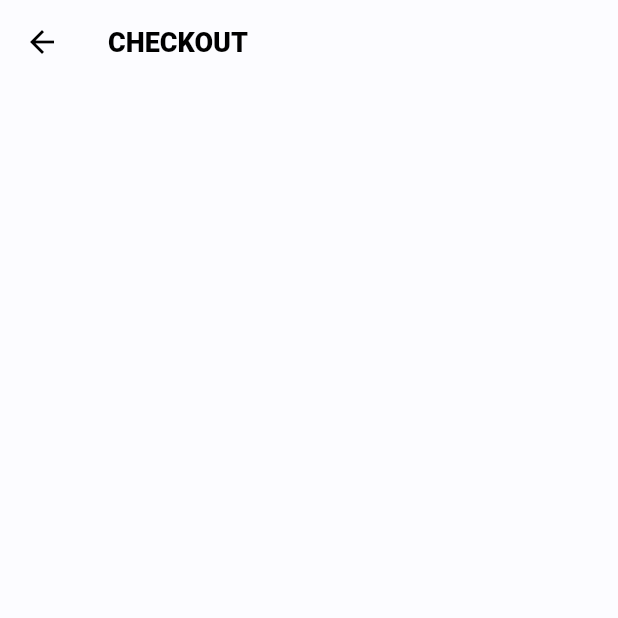
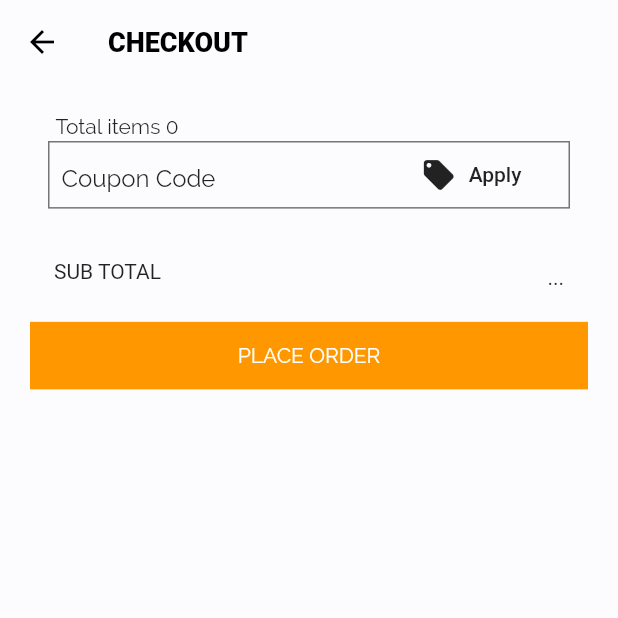
Before and after one commit to BabyCatDev/Flutter-store, a Flutter app: the Checkout screen opened directly, swiped to page 3, on a phone screen of 412 x 824 dp, the top half of it. Run offline on Flutter 3.47's test engine with Material 2 defaults, Android fonts, the phone set to English and light mode, and no system bars; our stand-ins replace badges, carousel_slider, connectivity, extended_image, flutter_svg, flutter_widget_from_html_core and 4 more; missing offline and left inert: configurable_expansion_tile, validate; accounts and stored records are empty; network calls fail.

Commit message:
added order summary screen

```diff
--- a/lib/screens/checkout_screen.dart
+++ b/lib/screens/checkout_screen.dart
@@ -1,4 +1,6 @@
 import 'package:cool_store/models/product.dart';
+import 'package:cool_store/screens/order_review_screen.dart';
+import 'package:cool_store/screens/order_summary_screen.dart';
 import 'package:cool_store/screens/shipping_address_screen.dart';
 import 'package:cool_store/screens/shipping_methods_screen.dart';
 import 'package:flutter/material.dart';
@@ -28,7 +30,7 @@ class _CheckoutState extends State<Checkout> {
           child: Padding(
         padding: const EdgeInsets.symmetric(horizontal: 20, vertical: 18),
         child: PageView.builder(
-          itemCount: 3,
+          itemCount: 4,
           controller: _pageController,
           physics: NeverScrollableScrollPhysics(),
           itemBuilder: (BuildContext context, int index) {
@@ -38,7 +40,16 @@ class _CheckoutState extends State<Checkout> {
                   function: nextPage,
                 );
               case 1:
-                return ShippingMethodsScreen();
+                return ShippingMethodsScreen(
+                  onNextPressed: nextPage,
+                  onBackPressed: previousPage,
+                );
+              case 2:
+                return OrderReview(
+                  onButtonClicked: nextPage,
+                );
+              case 3:
+                return OrderSummary();
             }
             return Container();
           },
@@ -48,7 +59,22 @@ class _CheckoutState extends State<Checkout> {
   }
 
   nextPage() {
-    _pageController.animateToPage(_currentPage++,
-        duration: Duration(milliseconds: 400), curve: Curves.ease);
+    print('Next page $_currentPage');
+    if (_currentPage == 3) return;
+    setState(() {
+      _currentPage++;
+      _pageController.animateToPage(_currentPage,
+          duration: Duration(milliseconds: 400), curve: Curves.ease);
+    });
+  }
+
+  previousPage() {
+    print('prev page $_currentPage');
+    if (_currentPage == 0) return;
+    setState(() {
+      _currentPage--;
+      _pageController.animateToPage(_currentPage,
+          duration: Duration(milliseconds: 400), curve: Curves.ease);
+    });
   }
 }
--- /dev/null
+++ b/lib/screens/order_review_screen.dart
@@ -0,0 +1,144 @@
+import 'package:cool_store/models/product.dart';
+import 'package:cool_store/states/cart_state.dart';
+import 'package:cool_store/utils/constants.dart';
+import 'package:cool_store/widgets/CartItem.dart';
+import 'package:flutter/material.dart';
+import 'package:provider/provider.dart';
+import 'detail_screen.dart';
+
+class OrderReview extends StatelessWidget {
+  final Function onButtonClicked;
+
+  OrderReview({this.onButtonClicked});
+
+  @override
+  Widget build(BuildContext context) {
+    final state = Provider.of<CartState>(context);
+    return SingleChildScrollView(
+      child: Column(
+        crossAxisAlignment: CrossAxisAlignment.start,
+        children: <Widget>[
+          Container(
+            child: Text(
+              'Total items ${state.cartProducts.length}',
+              style: TextStyle(
+                fontWeight: FontWeight.w300,
+                fontFamily: 'Raleway',
+              ),
+            ),
+            padding: EdgeInsets.symmetric(horizontal: 17, vertical: 2),
+          ),
+          buildCartListView(state),
+          Container(
+            child: Column(
+              mainAxisSize: MainAxisSize.max,
+              mainAxisAlignment: MainAxisAlignment.end,
+              crossAxisAlignment: CrossAxisAlignment.center,
+              children: <Widget>[
+                // coupon view
+                buildCouponView(context, state),
+
+                Padding(
+                  padding: const EdgeInsets.only(top: 18.0),
+                  child: ListTile(
+                    leading: Text('SUB TOTAL'),
+                    trailing: Text('...'),
+                  ),
+                ),
+
+                RawMaterialButton(
+                  onPressed: onButtonClicked,
+                  fillColor: Theme.of(context).accentColor,
+                  constraints: BoxConstraints(
+                      minWidth: MediaQuery.of(context).size.width,
+                      minHeight: 45),
+                  elevation: 0,
+                  child: Text(
+                    'PLACE ORDER',
+                    style:
+                        TextStyle(fontFamily: 'Raleway', color: Colors.white),
+                  ),
+                ),
+              ],
+            ),
+          ),
+        ],
+      ),
+    );
+  }
+
+  ListView buildCartListView(CartState state) {
+    return ListView.builder(
+        shrinkWrap: true,
+        physics: NeverScrollableScrollPhysics(),
+        itemCount: state.cartProducts.length,
+        itemBuilder: (context, pos) {
+          final item = state.cartProducts[pos];
+          Product testProduct = state.cartProducts[pos].product;
+          ProductVariation testProductVariation =
+              state.cartProducts[pos].productVariation;
+          int quantity = state.cartProducts[pos].quantity;
+
+          return CartItem(
+            product: testProduct,
+            variation: testProductVariation,
+            quantity: quantity,
+            onPrimaryButtonPressed: () {
+              state.addProductToWishList(item);
+            },
+            onRemovePressed: () {
+              state.removeProductFromCart(item);
+            },
+            onTap: () {
+              Navigator.of(context).push(MaterialPageRoute(
+                  builder: (context) => DetailScreen(testProduct),
+                  fullscreenDialog: true));
+            },
+          );
+        });
+  }
+
+  Container buildCouponView(BuildContext context, CartState state) {
+    return Container(
+      height: Constants.screenAwareSize(35, context),
+      decoration: BoxDecoration(border: Border.all(color: Colors.grey[600])),
+      margin: EdgeInsets.symmetric(horizontal: 12),
+      padding: EdgeInsets.symmetric(horizontal: 8),
+      child: Row(
+        mainAxisAlignment: MainAxisAlignment.center,
+        crossAxisAlignment: CrossAxisAlignment.center,
+        mainAxisSize: MainAxisSize.max,
+        children: <Widget>[
+          Expanded(
+            flex: 2,
+            child: TextField(
+              onChanged: (value) {
+//                                      state.setCouponCode(value);
+              },
+              onSubmitted: (value) {
+                // TODO check for code
+                state.setCouponCode(value);
+              },
+              decoration: InputDecoration(
+                  hintText: 'Coupon Code',
+                  hintStyle: TextStyle(
+                      fontFamily: 'Raleway',
+                      color: Theme.of(context).textTheme.subhead.color),
+                  focusedBorder: InputBorder.none,
+                  disabledBorder: InputBorder.none,
+                  enabledBorder: InputBorder.none,
+                  errorBorder: InputBorder.none,
+                  focusedErrorBorder: InputBorder.none),
+            ),
+          ),
+          Expanded(
+            child: FlatButton.icon(
+                onPressed: () {},
+                icon: Icon(Icons.local_offer),
+                label: Text('Apply')),
+          )
+        ],
+      ),
+    );
+  }
+}
--- a/lib/services/woocommerce.dart
+++ b/lib/services/woocommerce.dart
@@ -181,7 +181,6 @@ class WooCommerce implements BaseServices {
     try {
       var response = await wcApi.getAsync("shipping_methods");
       List<dynamic> list = [];
-      debugPrint('$response');
       for (var item in response) {
         list.add(ShippingMethods.fromJson(item));
       }
--- a/pubspec.yaml
+++ b/pubspec.yaml
@@ -33,7 +33,7 @@ dependencies:
   shared_preferences: ^0.5.3+4
   extended_image: ^0.5.6
   flutter_svg: ^0.14.0
-
+  badges: ^1.1.0
   validate: ^1.7.0
 
 dev_dependencies:
```
Also changed, not shown: lib/screens/cart_screen.dart (+35 -28 lines), lib/screens/order_summary_screen.dart (added, +42 -0 lines), lib/screens/shipping_address_screen.dart (+5 -4 lines), lib/screens/shipping_methods_screen.dart (+42 -1 lines), lib/screens/wishlist_screen.dart (+11 -9 lines), lib/states/cart_state.dart (+77 -40 lines), lib/states/checkout_state.dart (+14 -1 lines), pubspec.lock.
